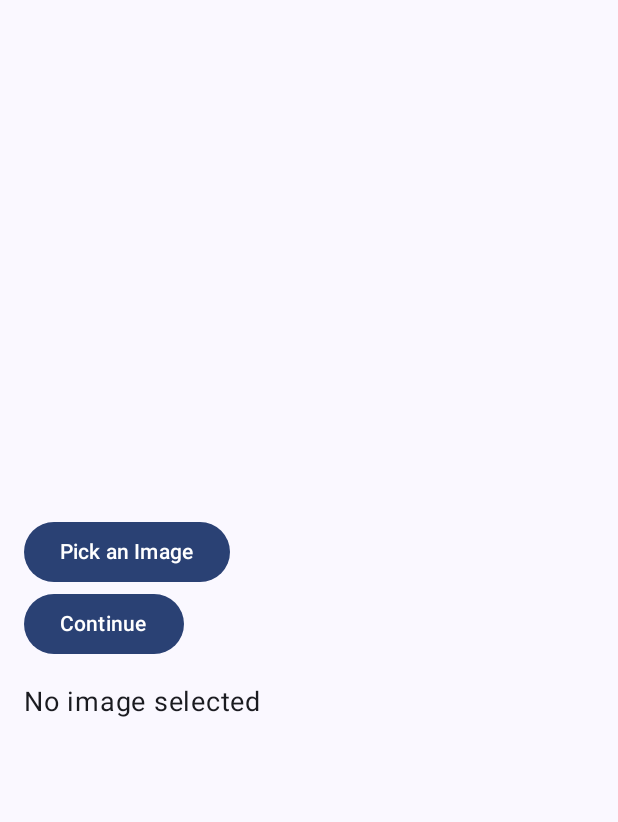
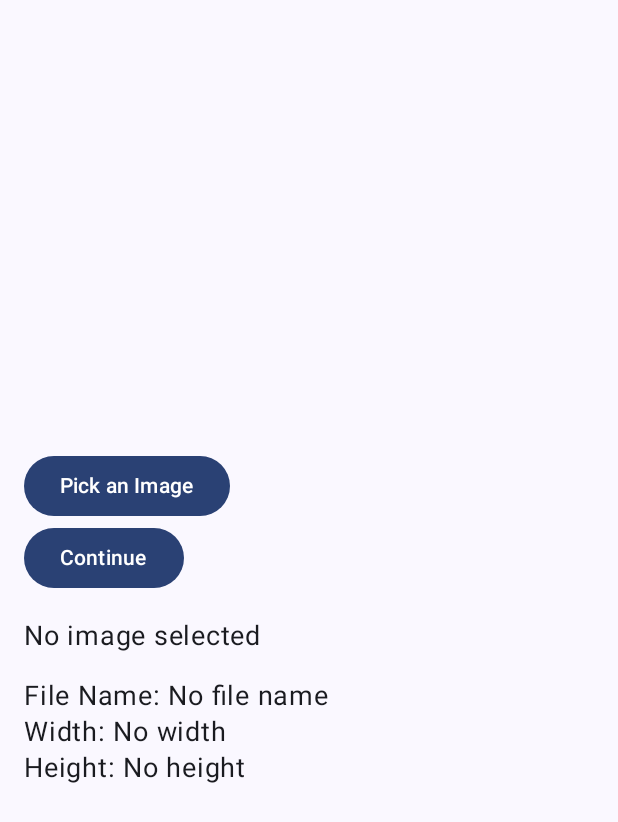
Before and after one commit to walmart-hack/sparkathon_app, an Android app built with Jetpack Compose: the AdminScreen screen opened through its navigation route, on a phone screen of 412 x 824 dp. Shown: the top 822 px of the screen. Run offline under Robolectric (Android 15) with nearby library versions, the phone set to English and light mode, and no system bars; our stand-ins replace Dagger/Hilt's generated code; pictures from the network do not load.

Commit message:
Added image upload feature perfectly working

```diff
--- a/app/src/main/AndroidManifest.xml
+++ b/app/src/main/AndroidManifest.xml
@@ -4,7 +4,8 @@
 
     <uses-permission android:name="android.permission.READ_EXTERNAL_STORAGE"/>
     <uses-permission android:name="android.permission.WRITE_EXTERNAL_STORAGE"/>
-
+    <uses-permission android:name="android.permission.INTERNET"/>
+    <uses-permission android:name="android.permission.ACCESS_NETWORK_STATE"/>
 
     <queries>
         <intent>
--- a/app/src/main/java/com/example/walmart_sparkathon/Views/AdminScreen.kt
+++ b/app/src/main/java/com/example/walmart_sparkathon/Views/AdminScreen.kt
@@ -17,6 +17,7 @@ import androidx.compose.runtime.Composable
 import androidx.compose.runtime.collectAsState
 import androidx.compose.runtime.getValue
 import androidx.compose.ui.Modifier
+import androidx.compose.ui.platform.LocalContext
 import androidx.compose.ui.unit.dp
 import androidx.compose.ui.unit.sp
 import androidx.lifecycle.viewmodel.compose.viewModel
@@ -24,19 +25,6 @@ import androidx.navigation.NavController
 import coil.compose.rememberImagePainter
 import coil.transform.CircleCropTransformation
 import com.example.walmart_sparkathon.ViewModels.AdminScreenViewModel
-import com.google.gson.Gson
-import kotlinx.coroutines.CoroutineScope
-import kotlinx.coroutines.Dispatchers
-import kotlinx.coroutines.launch
-import okhttp3.MediaType.Companion.toMediaType
-import okhttp3.MediaType.Companion.toMediaTypeOrNull
-import okhttp3.MultipartBody
-import okhttp3.OkHttpClient
-import okhttp3.Request
-import okhttp3.RequestBody.Companion.asRequestBody
-import okhttp3.RequestBody.Companion.toRequestBody
-import okio.IOException
-import java.io.File
 
 @Composable
 fun AdminScreen(navController: NavController, viewModel: AdminScreenViewModel = viewModel()) {
@@ -50,6 +38,10 @@ fun AdminScreen(navController: NavController, viewModel: AdminScreenViewModel =
 
     // Retrieve the image URI from the ViewModel
     val imageUri by viewModel.selectedImageUri.collectAsState()
+    val fileName by viewModel.fileName.collectAsState()
+    val width by viewModel.width.collectAsState()
+    val height by viewModel.height.collectAsState()
+    val localContext = LocalContext.current
 
     Column(
         modifier = Modifier
@@ -61,7 +53,7 @@ fun AdminScreen(navController: NavController, viewModel: AdminScreenViewModel =
         Button(onClick = { imagePickerLauncher.launch("image/*") }) {
             Text("Pick an Image")
         }
-        Button(onClick = {viewModel.send_walmart_image(imageUri)}) {
+        Button(onClick = { viewModel.send_walmart_image(localContext, imageUri) }) {
             Text("Continue")
         }
 
@@ -82,5 +74,12 @@ fun AdminScreen(navController: NavController, viewModel: AdminScreenViewModel =
                     .height(250.dp)
             )
         } ?: Text("No image selected", fontSize = 18.sp)
+
+        Spacer(modifier = Modifier.height(16.dp))
+
+        // Display additional information
+        Text(text = "File Name: ${fileName ?: "No file name"}", fontSize = 18.sp)
+        Text(text = "Width: ${width?.toString() ?: "No width"}", fontSize = 18.sp)
+        Text(text = "Height: ${height?.toString() ?: "No height"}", fontSize = 18.sp)
     }
 }
```
Also changed, not shown: app/src/main/java/com/example/walmart_sparkathon/ViewModels/AdminScreenViewModel.kt (+70 -11 lines).
